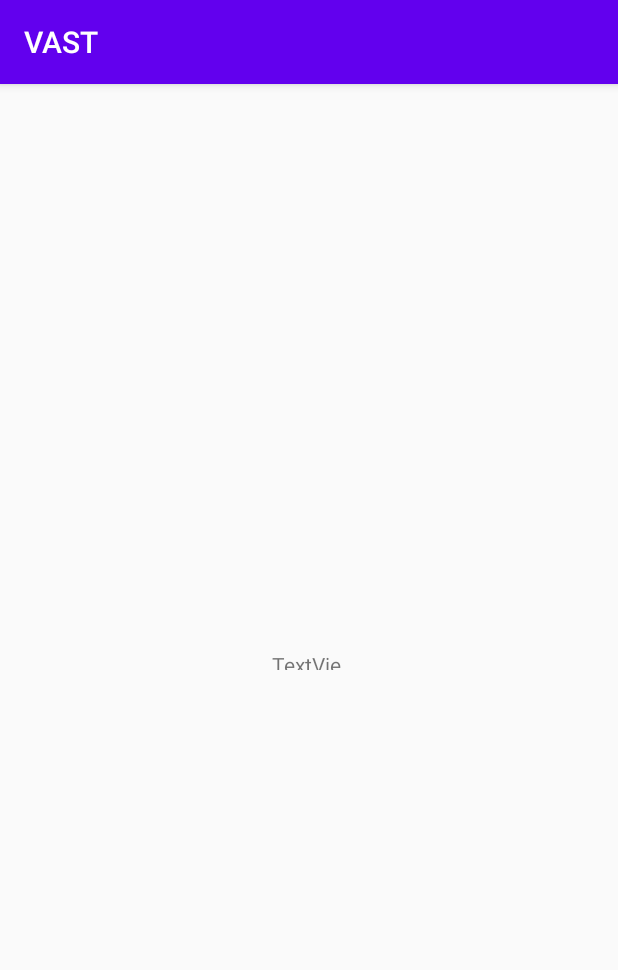
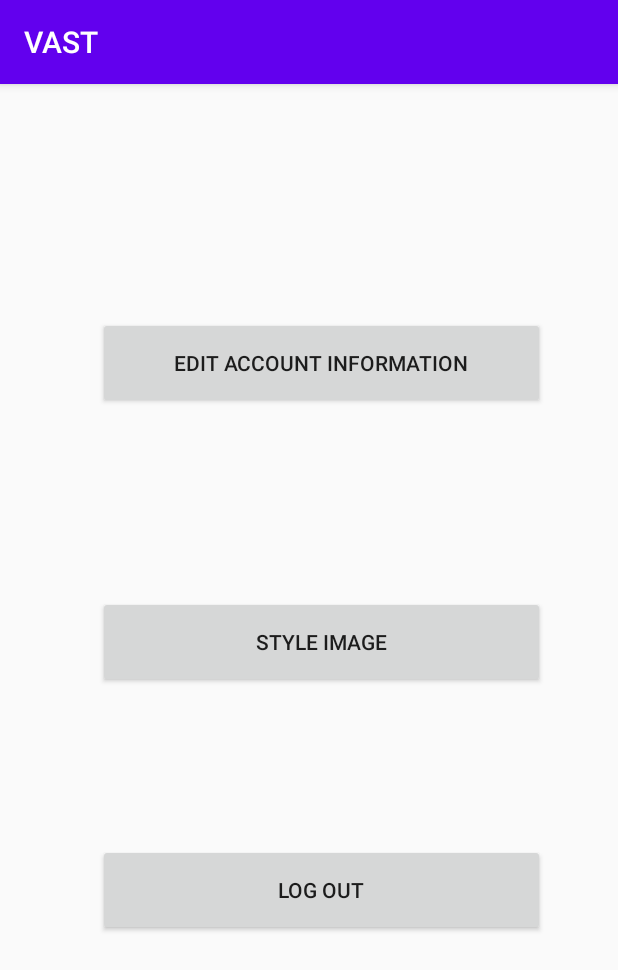
Before and after one commit to Mohammed-Shihabeddin/CSE_3310_group11, an Android app: the HomeScreenActivity screen opened directly, with no data from a screen before it, on a phone screen of 412 x 824 dp. Shown: the top 970 px of the screen. Run offline under Robolectric (Android 15) with nearby library versions, the phone set to English and light mode, and no system bars; network calls fail.

Commit message:
Tasks Done: Home screen, edit account information, and log out.

```diff
--- a/app/src/main/AndroidManifest.xml
+++ b/app/src/main/AndroidManifest.xml
@@ -3,6 +3,7 @@
     package="com.e.vast">
 
     <uses-permission android:name="android.permission.INTERNET" />
+
     <application
         android:allowBackup="true"
         android:icon="@mipmap/ic_launcher"
@@ -10,7 +11,9 @@
         android:roundIcon="@mipmap/ic_launcher_round"
         android:supportsRtl="true"
         android:theme="@style/AppTheme">
-        <activity android:name=".HomeScreenActivity"></activity>
+        <activity android:name=".EditInfoActivity"></activity>
+        <activity android:name=".StylePhotoActivity" />
+        <activity android:name=".HomeScreenActivity" />
         <activity android:name=".RegisterActivity" />
         <activity android:name=".MainActivity">
             <intent-filter>
--- a/app/src/main/java/com/e/vast/HomeScreenActivity.java
+++ b/app/src/main/java/com/e/vast/HomeScreenActivity.java
@@ -4,6 +4,8 @@ import androidx.appcompat.app.AppCompatActivity;
 
 import android.content.Intent;
 import android.os.Bundle;
+import android.view.View;
+import android.widget.Button;
 
 public class HomeScreenActivity extends AppCompatActivity {
 
@@ -13,13 +15,46 @@ public class HomeScreenActivity extends AppCompatActivity {
         setContentView(R.layout.activity_home_screen);
 
         Intent intent = getIntent();
-        String Fname = intent.getStringExtra("Fname");
-        String Mname = intent.getStringExtra("Mname");
-        String Lname = intent.getStringExtra("Lname");
-        String Email = intent.getStringExtra("Email");
-        String Password = intent.getStringExtra("Password");
+        final String Fname = intent.getStringExtra("Fname");
+        final String Mname = intent.getStringExtra("Mname");
+        final String Lname = intent.getStringExtra("Lname");
+        final String Email = intent.getStringExtra("Email");
+        final String Password = intent.getStringExtra("Password");
 
+        final Button bEditInfo = (Button) findViewById(R.id.bEditInfo);
+        final Button bStylePhoto = (Button) findViewById(R.id.bStylePhoto);
+        final Button bLogOut = (Button) findViewById(R.id.bLogOut);
 
-        String test;
+        //when Edit Info button is clicked
+        bEditInfo.setOnClickListener(new View.OnClickListener() {
+            @Override
+            public void onClick(View v) {
+                Intent intent = new Intent(HomeScreenActivity.this, EditInfoActivity.class);
+                intent.putExtra("Fname", Fname);
+                intent.putExtra("Mname", Mname);
+                intent.putExtra("Lname", Lname);
+                intent.putExtra("Email", Email);
+                intent.putExtra("Password", Password);
+
+                HomeScreenActivity.this.startActivity(intent);
+            }
+        });
+
+        //when Style Photo button is clicked
+        bStylePhoto.setOnClickListener(new View.OnClickListener() {
+            @Override
+            public void onClick(View v) {
+                HomeScreenActivity.this.startActivity(new Intent(HomeScreenActivity.this, StylePhotoActivity.class));
+
+            }
+        });
+
+        //when Log out button is clicked
+        bLogOut.setOnClickListener(new View.OnClickListener() {
+            @Override
+            public void onClick(View v) {
+                HomeScreenActivity.this.startActivity(new Intent(HomeScreenActivity.this, MainActivity.class));
+            }
+        });
     }
 }
--- a/app/src/main/res/layout/activity_home_screen.xml
+++ b/app/src/main/res/layout/activity_home_screen.xml
@@ -6,13 +6,40 @@
     android:layout_height="match_parent"
     tools:context=".HomeScreenActivity">
 
-    <TextView
-        android:id="@+id/textView"
-        android:layout_width="50dp"
-        android:layout_height="13dp"
-        android:text="TextView"
+    <Button
+        android:id="@+id/bEditInfo"
+        android:layout_width="298dp"
+        android:layout_height="61dp"
+        android:text="Edit Account Information"
         app:layout_constraintBottom_toBottomOf="parent"
         app:layout_constraintEnd_toEndOf="parent"
+        app:layout_constraintHorizontal_bias="0.575"
         app:layout_constraintStart_toStartOf="parent"
-        app:layout_constraintTop_toTopOf="parent" />
+        app:layout_constraintTop_toTopOf="parent"
+        app:layout_constraintVertical_bias="0.22" />
+
+    <Button
+        android:id="@+id/bStylePhoto"
+        android:layout_width="298dp"
+        android:layout_height="61dp"
+        android:text="Style Image"
+        app:layout_constraintBottom_toBottomOf="parent"
+        app:layout_constraintEnd_toEndOf="parent"
+        app:layout_constraintHorizontal_bias="0.575"
+        app:layout_constraintStart_toStartOf="parent"
+        app:layout_constraintTop_toTopOf="parent"
+        app:layout_constraintVertical_bias="0.483" />
+
+    <Button
+        android:id="@+id/bLogOut"
+        android:layout_width="298dp"
+        android:layout_height="61dp"
+        android:text="Log Out"
+        app:layout_constraintBottom_toBottomOf="parent"
+        app:layout_constraintEnd_toEndOf="parent"
+        app:layout_constraintHorizontal_bias="0.575"
+        app:layout_constraintStart_toStartOf="parent"
+        app:layout_constraintTop_toTopOf="parent"
+        app:layout_constraintVertical_bias="0.717" />
+
 </androidx.constraintlayout.widget.ConstraintLayout>
--- a/app/src/main/res/layout/activity_main.xml
+++ b/app/src/main/res/layout/activity_main.xml
@@ -29,7 +29,8 @@
         app:layout_constraintHorizontal_bias="0.531"
         app:layout_constraintStart_toStartOf="parent"
         app:layout_constraintTop_toTopOf="parent"
-        app:layout_constraintVertical_bias="0.18" />
+        app:layout_constraintVertical_bias="0.18"
+        android:autofillHints="" />
 
     <EditText
         android:id="@+id/etPassword"
@@ -44,7 +45,8 @@
         app:layout_constraintHorizontal_bias="0.531"
         app:layout_constraintStart_toStartOf="parent"
         app:layout_constraintTop_toTopOf="parent"
-        app:layout_constraintVertical_bias="0.279" />
+        app:layout_constraintVertical_bias="0.279"
+        android:autofillHints="" />
 
     <TextView
         android:id="@+id/RegisterHere"
```
Also changed, not shown: app/src/main/java/com/e/vast/EditInfoActivity.java (added, +119 -0 lines), app/src/main/java/com/e/vast/EditInfoRequest.java (added, +28 -0 lines), app/src/main/java/com/e/vast/GetInfo.java (added, +23 -0 lines), app/src/main/java/com/e/vast/StylePhotoActivity.java (added, +14 -0 lines), app/src/main/res/layout/activity_edit_info.xml (added, +133 -0 lines), app/src/main/res/layout/activity_style_photo.xml (added, +9 -0 lines).
